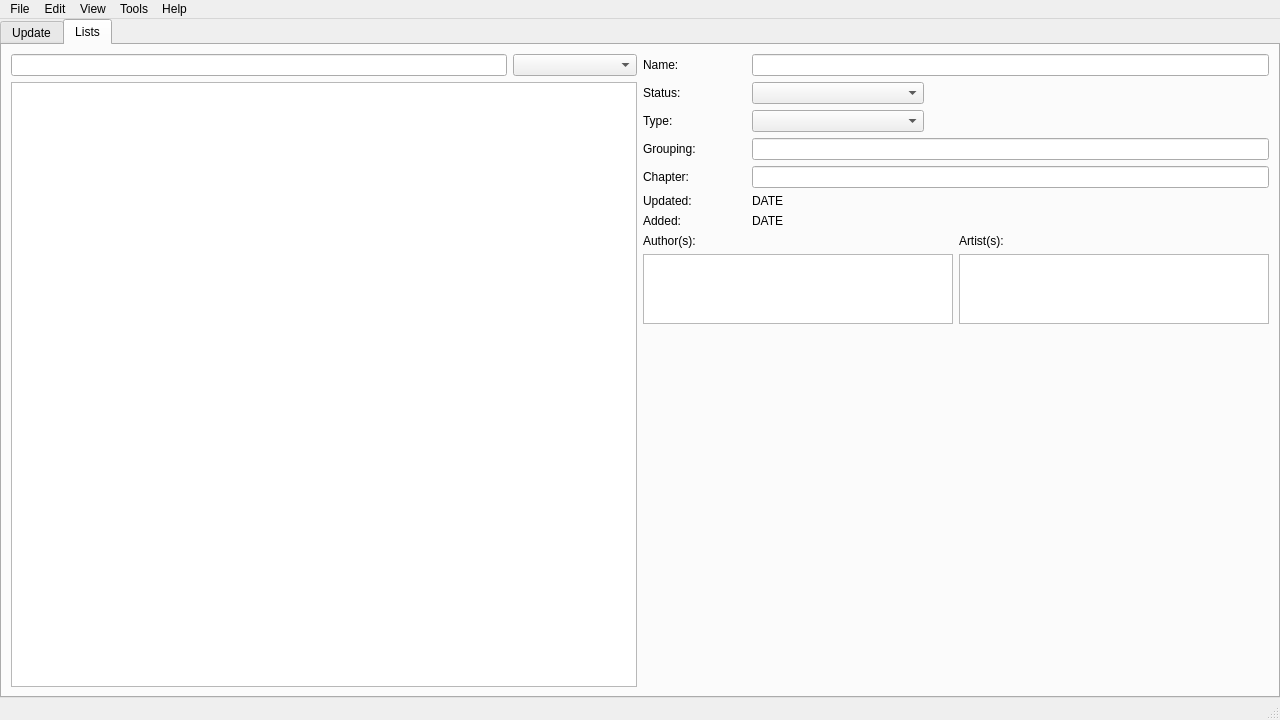
First picture: the form in src/MainWindow/MainWindow.ui, repository NikolaRoev/Tracker, before the edit.
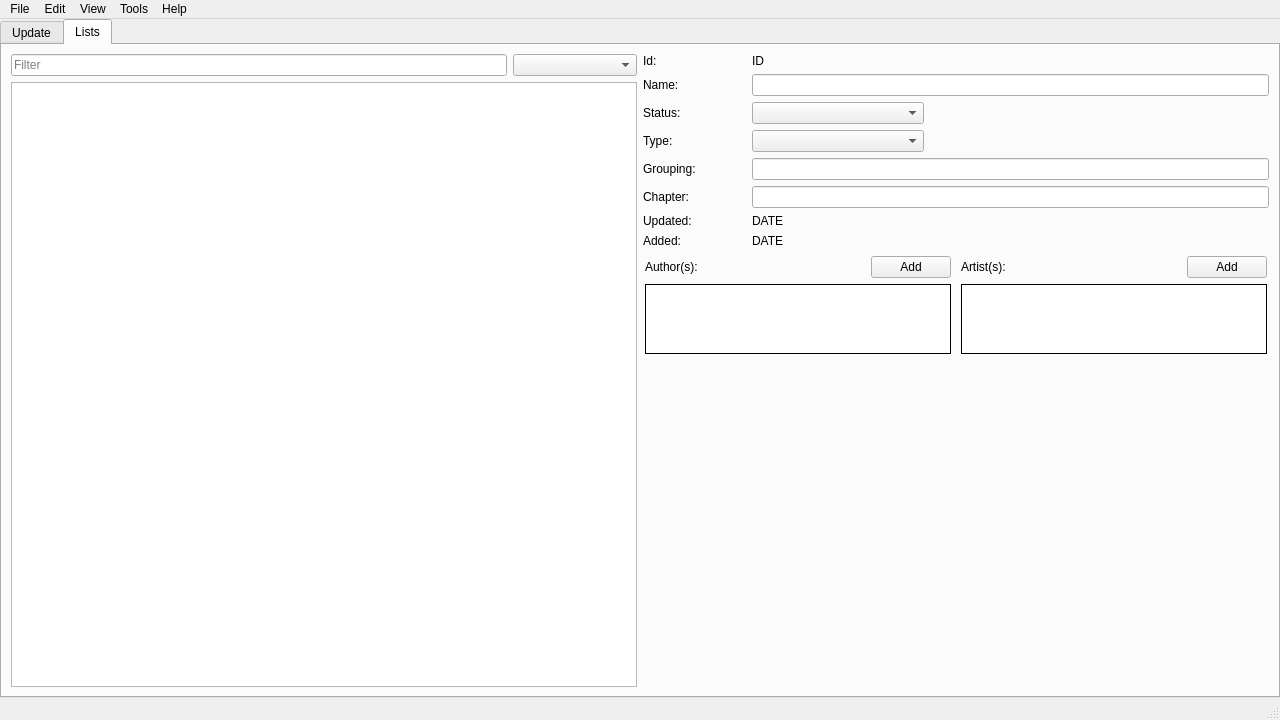
Second picture: the form after the edit. Icons and pictures are not drawn.

Commit message: Lists UI fix ups.

Patch:
```diff
--- a/src/MainWindow/MainWindow.ui
+++ b/src/MainWindow/MainWindow.ui
@@ -152,7 +152,11 @@
           <item>
            <layout class="QHBoxLayout" name="horizontalLayout" stretch="80,20">
             <item>
-             <widget class="QLineEdit" name="filterListsLineEdit"/>
+             <widget class="QLineEdit" name="filterListsLineEdit">
+              <property name="placeholderText">
+               <string>Filter</string>
+              </property>
+             </widget>
             </item>
             <item>
              <widget class="QComboBox" name="statusListsComboBox"/>
@@ -165,7 +169,37 @@
          </layout>
         </item>
         <item>
-         <layout class="QVBoxLayout" name="verticalLayout_5" stretch="1,1,1,1,1,1,1,99">
+         <layout class="QVBoxLayout" name="verticalLayout_5" stretch="1,1,1,1,1,1,1,1,99">
+          <item>
+           <layout class="QHBoxLayout" name="horizontalLayout_13" stretch="1,5">
+            <item>
+             <widget class="QLabel" name="label_13">
+              <property name="sizePolicy">
+               <sizepolicy hsizetype="Preferred" vsizetype="Minimum">
+                <horstretch>0</horstretch>
+                <verstretch>0</verstretch>
+               </sizepolicy>
+              </property>
+              <property name="text">
+               <string>Id:</string>
+              </property>
+             </widget>
+            </item>
+            <item>
+             <widget class="QLabel" name="label_12">
+              <property name="sizePolicy">
+               <sizepolicy hsizetype="Preferred" vsizetype="Minimum">
+                <horstretch>0</horstretch>
+                <verstretch>0</verstretch>
+               </sizepolicy>
+              </property>
+              <property name="text">
+               <string>ID</string>
+              </property>
+             </widget>
+            </item>
+           </layout>
+          </item>
           <item>
            <layout class="QHBoxLayout" name="horizontalLayout_3" stretch="1,5">
             <item>
@@ -368,9 +402,23 @@
            </layout>
           </item>
           <item>
-           <layout class="QHBoxLayout" name="horizontalLayout_10">
+           <layout class="QHBoxLayout" name="horizontalLayout_10" stretch="1,1">
             <item>
              <layout class="QVBoxLayout" name="verticalLayout_9">
+              <property name="leftMargin">
+               <number>2</number>
+              </property>
+              <property name="topMargin">
+               <number>2</number>
+              </property>
+              <property name="rightMargin">
+               <number>2</number>
+              </property>
+              <property name="bottomMargin">
+               <number>2</number>
+              </property>
+              <item>
+               <layout class="QHBoxLayout" name="horizontalLayout_14" stretch="3,1">
               <item>
                <widget class="QLabel" name="label_10">
                 <property name="sizePolicy">
@@ -385,6 +433,21 @@
                </widget>
               </item>
               <item>
+                 <widget class="QPushButton" name="pushButton">
+                  <property name="sizePolicy">
+                   <sizepolicy hsizetype="Minimum" vsizetype="Fixed">
+                    <horstretch>0</horstretch>
+                    <verstretch>0</verstretch>
+                   </sizepolicy>
+                  </property>
+                  <property name="text">
+                   <string>Add</string>
+                  </property>
+                 </widget>
+                </item>
+               </layout>
+              </item>
+              <item>
                <widget class="QListWidget" name="listWidget_2">
                 <property name="sizePolicy">
                  <sizepolicy hsizetype="Preferred" vsizetype="Preferred">
@@ -392,6 +455,24 @@
                   <verstretch>0</verstretch>
                  </sizepolicy>
                 </property>
+                <property name="frameShape">
+                 <enum>QFrame::Box</enum>
+                </property>
+                <property name="frameShadow">
+                 <enum>QFrame::Plain</enum>
+                </property>
+                <property name="editTriggers">
+                 <set>QAbstractItemView::DoubleClicked</set>
+                </property>
+                <property name="showDropIndicator" stdset="0">
+                 <bool>false</bool>
+                </property>
+                <property name="alternatingRowColors">
+                 <bool>true</bool>
+                </property>
+                <property name="selectionMode">
+                 <enum>QAbstractItemView::SingleSelection</enum>
+                </property>
                </widget>
               </item>
               <item>
@@ -414,6 +495,20 @@
             </item>
             <item>
              <layout class="QVBoxLayout" name="verticalLayout_8">
+              <property name="leftMargin">
+               <number>2</number>
+              </property>
+              <property name="topMargin">
+               <number>2</number>
+              </property>
+              <property name="rightMargin">
+               <number>2</number>
+              </property>
+              <property name="bottomMargin">
+               <number>2</number>
+              </property>
+              <item>
+               <layout class="QHBoxLayout" name="horizontalLayout_15" stretch="3,1">
               <item>
                <widget class="QLabel" name="label_11">
                 <property name="sizePolicy">
@@ -428,6 +523,15 @@
                </widget>
               </item>
               <item>
+                 <widget class="QPushButton" name="pushButton_2">
+                  <property name="text">
+                   <string>Add</string>
+                  </property>
+                 </widget>
+                </item>
+               </layout>
+              </item>
+              <item>
                <widget class="QListWidget" name="listWidget">
                 <property name="sizePolicy">
                  <sizepolicy hsizetype="Preferred" vsizetype="Preferred">
@@ -435,6 +539,24 @@
                   <verstretch>0</verstretch>
                  </sizepolicy>
                 </property>
+                <property name="frameShape">
+                 <enum>QFrame::Box</enum>
+                </property>
+                <property name="frameShadow">
+                 <enum>QFrame::Plain</enum>
+                </property>
+                <property name="editTriggers">
+                 <set>QAbstractItemView::DoubleClicked</set>
+                </property>
+                <property name="showDropIndicator" stdset="0">
+                 <bool>false</bool>
+                </property>
+                <property name="alternatingRowColors">
+                 <bool>true</bool>
+                </property>
+                <property name="selectionMode">
+                 <enum>QAbstractItemView::SingleSelection</enum>
+                </property>
                </widget>
               </item>
               <item>
```
Lines whose indentation alone changed are shown as unchanged.
